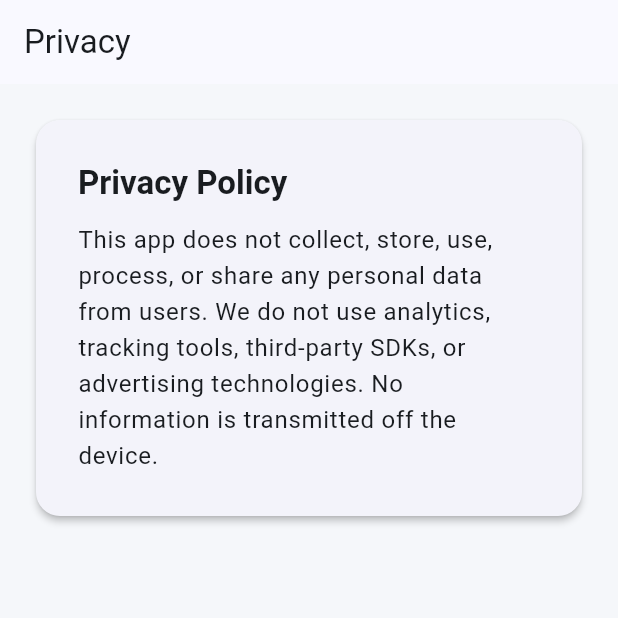
After one commit to jjjacobsen/survivor-pool, a Flutter app: the PrivacyPage screen opened by its route, on a phone screen of 412 x 824 dp, the top half of it. The commit adds this screen. Run offline on Flutter 3.47's test engine with Material 3 defaults, Android fonts, the phone set to English and light mode, and no system bars; our stand-ins replace flutter_secure_storage, go_router, url_strategy; accounts and stored records are empty.

Commit message:
Add privacy page

```diff
--- a/frontend/survivor_pool/lib/app/app.dart
+++ b/frontend/survivor_pool/lib/app/app.dart
@@ -10,6 +10,7 @@ import 'package:survivor_pool/core/models/pool.dart';
 import 'package:survivor_pool/core/models/user.dart';
 import 'package:survivor_pool/features/auth/presentation/forgot_password_page.dart';
 import 'package:survivor_pool/features/auth/presentation/login_page.dart';
+import 'package:survivor_pool/features/legal/presentation/privacy_page.dart';
 import 'package:survivor_pool/features/picks/presentation/pages/contestant_detail_page.dart';
 import 'package:survivor_pool/features/pools/presentation/home_page.dart';
 import 'package:survivor_pool/features/pools/presentation/pages/manage_pool_members_page.dart';
@@ -35,6 +36,11 @@ class SurvivorPoolApp extends StatelessWidget {
         path: AppRoutes.forgotPassword,
         name: AppRouteNames.forgotPassword,
         builder: (context, state) => const ForgotPasswordPage(),
+      ),
+      GoRoute(
+        path: AppRoutes.privacy,
+        name: AppRouteNames.privacy,
+        builder: (context, state) => const PrivacyPage(),
       ),
       GoRoute(
         path: AppRoutes.home,
--- a/frontend/survivor_pool/lib/app/routes.dart
+++ b/frontend/survivor_pool/lib/app/routes.dart
@@ -14,6 +14,7 @@ class AppRoutes {
   static const String poolLeaderboard = '/leaderboard';
   static const String manageMembers = '/members';
   static const String contestantDetail = '/contestants/:contestantId';
+  static const String privacy = '/privacy';
 }
 
 class AppRouteNames {
@@ -27,6 +28,7 @@ class AppRouteNames {
   static const String poolLeaderboard = 'pool-leaderboard';
   static const String manageMembers = 'manage-members';
   static const String contestantDetail = 'contestant-detail';
+  static const String privacy = 'privacy';
 }
 
 class AppSession {
--- /dev/null
+++ b/frontend/survivor_pool/lib/features/legal/presentation/privacy_page.dart
@@ -0,0 +1,52 @@
+import 'package:flutter/foundation.dart';
+import 'package:flutter/material.dart';
+
+import 'package:survivor_pool/core/layout/adaptive_page.dart';
+
+class PrivacyPage extends StatelessWidget {
+  const PrivacyPage({super.key});
+
+  @override
+  Widget build(BuildContext context) {
+    final theme = Theme.of(context);
+    return Scaffold(
+      appBar: AppBar(
+        title: const Text('Privacy'),
+        automaticallyImplyLeading: !kIsWeb,
+      ),
+      body: SafeArea(
+        child: SingleChildScrollView(
+          child: AdaptivePage(
+            maxWidth: 720,
+            compactPadding: const EdgeInsets.all(24),
+            widePadding: const EdgeInsets.symmetric(
+              horizontal: 64,
+              vertical: 48,
+            ),
+            child: Card(
+              child: Padding(
+                padding: const EdgeInsets.all(28),
+                child: Column(
+                  crossAxisAlignment: CrossAxisAlignment.start,
+                  children: [
+                    Text(
+                      'Privacy Policy',
+                      style: theme.textTheme.titleLarge?.copyWith(
+                        fontWeight: FontWeight.bold,
+                      ),
+                    ),
+                    const SizedBox(height: 12),
+                    Text(
+                      'This app does not collect, store, use, process, or share any personal data from users. We do not use analytics, tracking tools, third-party SDKs, or advertising technologies. No information is transmitted off the device.',
+                      style: theme.textTheme.bodyLarge,
+                    ),
+                  ],
+                ),
+              ),
+            ),
+          ),
+        ),
+      ),
+    );
+  }
+}
```
